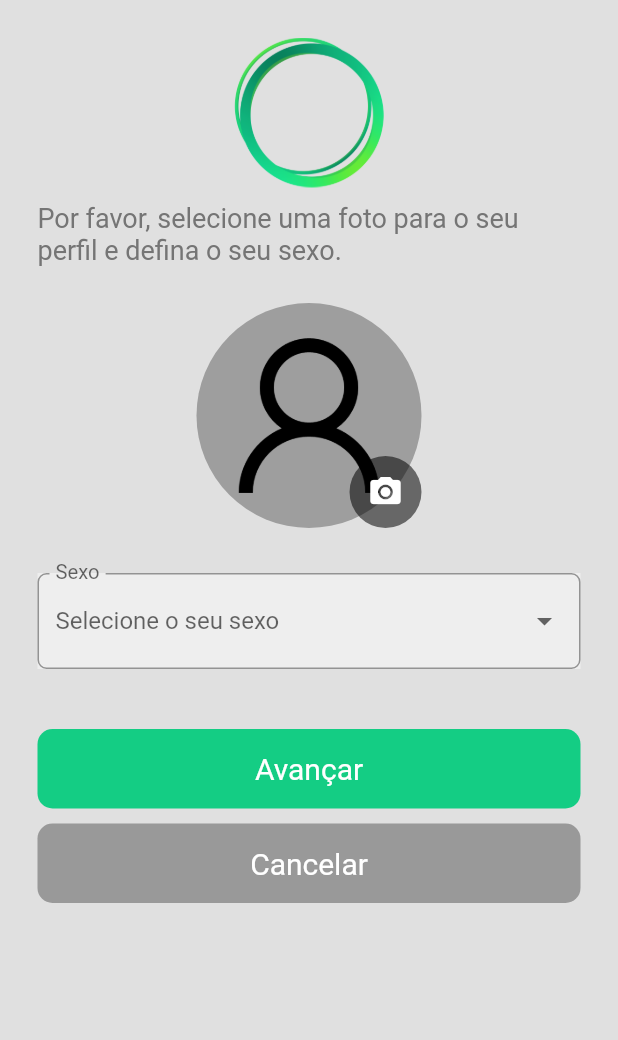
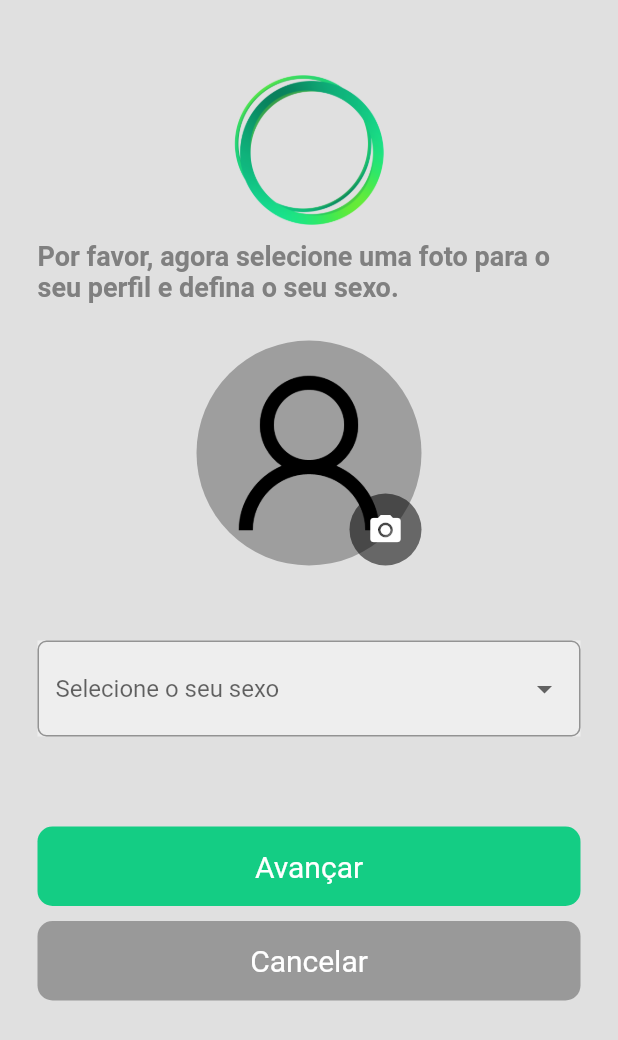
Before and after one commit to Vitkinn/find-services, a Flutter app: the RegisterPhotoPage screen opened by its route, on a phone screen of 412 x 824 dp. Shown: the top 1040 px of the screen. Run offline on Flutter 3.47's test engine with Material 2 defaults, Android fonts, the phone set to English and light mode, and no system bars; our stand-ins replace dartz, dio, flutter_modular.

Commit message:
Register photo page and banner update

```diff
--- /dev/null
+++ b/lib/shared/color_utils.dart
@@ -0,0 +1,16 @@
+import 'package:flutter/material.dart';
+
+abstract class ColorUtils {
+  static Color getHexadecimalColor(hexColor) {
+    if (hexColor == null || hexColor.isEmpty) {
+      hexColor = '14cd84';
+    }
+
+    try {
+      hexColor = int.parse('0xFF$hexColor');
+      return Color(hexColor);
+    } catch (e) {
+      return const Color(0xFF14cd84);
+    }
+  }
+}
--- a/lib/shared/components/app_banner.dart
+++ b/lib/shared/components/app_banner.dart
@@ -1,10 +1,18 @@
 import 'package:flutter/material.dart';
+import 'package:tcc_frontend/shared/color_utils.dart';
 
 class AppBanner extends StatelessWidget {
   final String? title;
+  final double? titleSize;
   final double? logoSize;
+  final String? titleHexColor;
 
-  const AppBanner({super.key, this.title, this.logoSize});
+  const AppBanner(
+      {super.key,
+      this.title,
+      this.logoSize,
+      this.titleSize,
+      this.titleHexColor});
 
   @override
   Widget build(BuildContext context) {
@@ -16,10 +24,10 @@ class AppBanner extends StatelessWidget {
       const SizedBox(height: 10),
       Text(
         title ?? 'Title',
-        style: const TextStyle(
-          fontSize: 30,
-          fontWeight: FontWeight.bold,
-        ),
+        style: TextStyle(
+            fontSize: titleSize ?? 30,
+            fontWeight: FontWeight.bold,
+            color: ColorUtils.getHexadecimalColor(titleHexColor)),
       )
     ]);
   }
--- a/lib/shared/components/custom_button.dart
+++ b/lib/shared/components/custom_button.dart
@@ -1,23 +1,11 @@
 import 'package:flutter/material.dart';
+import 'package:tcc_frontend/shared/color_utils.dart';
 
 class CustomButton extends StatelessWidget {
   final String hintText;
   final String? hexColor;
 
   final Function()? onTap;
-
-  Color getHexColor(hexColor) {
-    if (hexColor == null || hexColor.isEmpty) {
-      hexColor = '14cd84';
-    }
-
-    try {
-      hexColor = int.parse('0xFF$hexColor');
-      return Color(hexColor);
-    } catch (e) {
-      return const Color(0xFF14cd84);
-    }
-  }
 
   const CustomButton(
       {super.key, required this.onTap, required this.hintText, this.hexColor});
@@ -30,7 +18,7 @@ class CustomButton extends StatelessWidget {
         padding: const EdgeInsets.all(15),
         margin: const EdgeInsets.symmetric(horizontal: 25.0),
         decoration: BoxDecoration(
-            color: getHexColor(hexColor),
+            color: ColorUtils.getHexadecimalColor(hexColor),
             borderRadius: BorderRadius.circular(10)),
         child: Center(
             child: Text(hintText,
--- a/lib/src/modules/user/presentation/pages/register_data_page.dart
+++ b/lib/src/modules/user/presentation/pages/register_data_page.dart
@@ -30,7 +30,7 @@ class _RegisterDataPageState extends State<RegisterDataPage> {
           child: Center(
             child: Column(
               children: [
-                const SizedBox(height: 25),
+                const SizedBox(height: 50),
                 const AppBanner(title: 'Cadastrar-se'),
                 const SizedBox(height: 25),
                 CustomTextField(
@@ -47,7 +47,7 @@ class _RegisterDataPageState extends State<RegisterDataPage> {
                 const SizedBox(height: 10),
                 CustomTextField(
                   controller: userNameController,
-                  hintText: 'Confirme seu e-mail',
+                  hintText: 'Informe seu telefone',
                   obscureText: false,
                 ),
                 const SizedBox(height: 10),
--- a/lib/src/modules/user/presentation/pages/register_photo_page.dart
+++ b/lib/src/modules/user/presentation/pages/register_photo_page.dart
@@ -1,4 +1,5 @@
 import 'package:flutter/material.dart';
+import 'package:tcc_frontend/shared/components/app_banner.dart';
 import 'package:tcc_frontend/shared/components/custom_button.dart';
 
 class RegisterPhotoPage extends StatefulWidget {
@@ -37,18 +38,14 @@ class _RegisterPhotoPageState extends State<RegisterPhotoPage> {
           child: Center(
             child: Column(
               children: [
-                const SizedBox(height: 25),
-                Image.asset(
-                  'lib/assets/images/FindServices.png',
-                  height: 100,
-                ),
-                const SizedBox(height: 10),
-                Padding(
-                  padding: const EdgeInsets.symmetric(horizontal: 25.0),
-                  child: Text(
-                    'Por favor, selecione uma foto para o seu perfil e defina o seu sexo.',
-                    style: TextStyle(color: Colors.grey[600], fontSize: 18),
-                  ),
+                const SizedBox(height: 50),
+                const Padding(
+                  padding: EdgeInsets.symmetric(horizontal: 25.0),
+                  child: AppBanner(
+                      title:
+                          'Por favor, agora selecione uma foto para o seu perfil e defina o seu sexo.',
+                      titleSize: 18,
+                      titleHexColor: '808080'),
                 ),
                 const SizedBox(height: 25),
                 Stack(
@@ -75,7 +72,7 @@ class _RegisterPhotoPageState extends State<RegisterPhotoPage> {
                     ),
                   ],
                 ),
-                const SizedBox(height: 30),
+                const SizedBox(height: 50),
                 Padding(
                   padding: const EdgeInsets.symmetric(horizontal: 25.0),
                   child: Container(
@@ -84,10 +81,6 @@ class _RegisterPhotoPageState extends State<RegisterPhotoPage> {
                       value: _selectedOption,
                       isExpanded: true,
                       decoration: InputDecoration(
-                          label: Text(
-                            'Sexo',
-                            style: TextStyle(fontSize: 18),
-                          ),
                           hintText: 'Selecione o seu sexo',
                           border: OutlineInputBorder(
                               borderRadius: BorderRadius.circular(6))),
@@ -105,7 +98,7 @@ class _RegisterPhotoPageState extends State<RegisterPhotoPage> {
                     ),
                   ),
                 ),
-                const SizedBox(height: 40),
+                const SizedBox(height: 60),
                 CustomButton(
                   onTap: () => {},
                   hintText: 'Avançar',
```
Also changed, not shown: lib/src/modules/user/presentation/pages/login_page_old.dart (deleted, +0 -155 lines).
